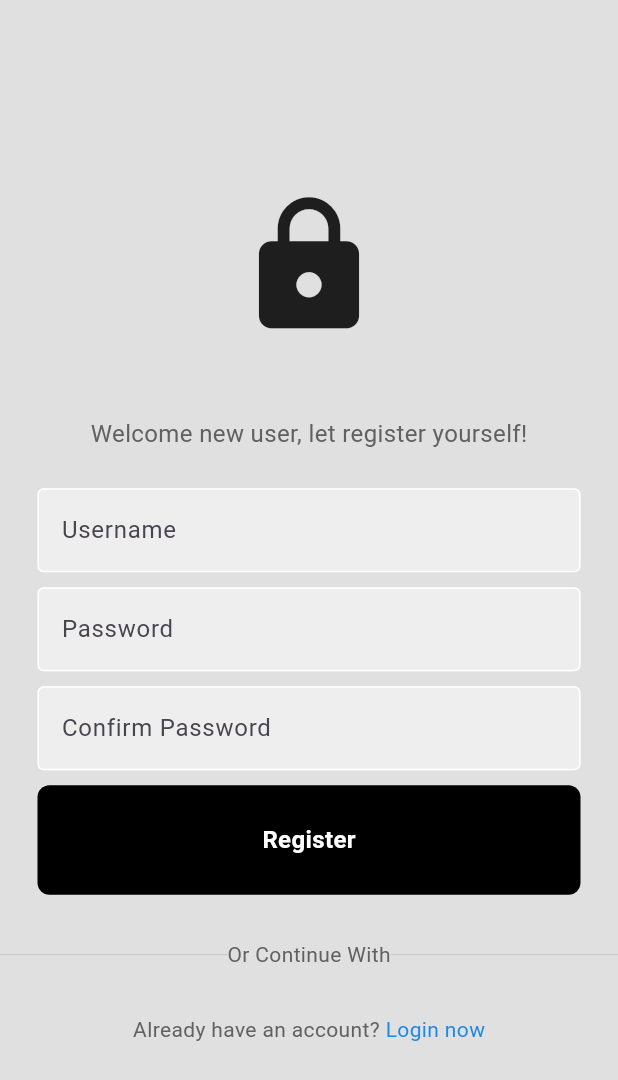
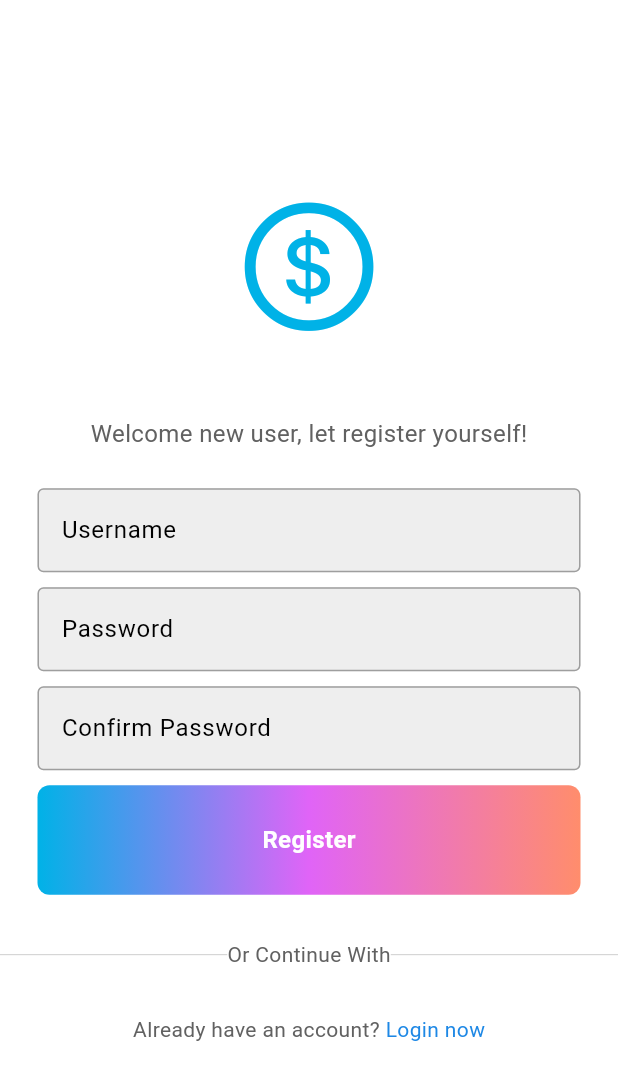
Before and after one commit to RavindraWiguna/FP_PPB_Kel6_2024, a Flutter app: the screen it shows after launch, after a tap on "Register now", on a phone screen of 412 x 824 dp. Shown: the top 1080 px of the screen. Run offline on Flutter 3.47's test engine with Material 3 defaults, Android fonts, the phone set to English and light mode, and no system bars; our stand-ins replace firebase_auth, firebase_core; accounts and stored records are empty; network calls fail.

Commit message:
Combine auth and the ui/theme for the reference, (basically after auth connect to reference home screen)

```diff
--- /dev/null
+++ b/lib/app.dart
@@ -0,0 +1,11 @@
+import 'package:flutter/material.dart';
+import 'package:fpppb2024/app_view.dart';
+
+class MyApp extends StatelessWidget {
+  const MyApp({super.key});
+
+  @override
+  Widget build(BuildContext context) {
+    return MyAppView();
+  }
+}
--- /dev/null
+++ b/lib/app_view.dart
@@ -0,0 +1,39 @@
+import 'package:flutter/material.dart';
+import 'package:fpppb2024/pages/auth_page.dart';
+import 'package:fpppb2024/screens/home/views/home_screen.dart';
+
+class MyAppView extends StatelessWidget {
+
+  MyAppView({
+    super.key
+  });
+
+  @override
+  Widget build(BuildContext context) {
+    return MaterialApp(
+      debugShowCheckedModeBanner: false,
+      title: 'Expense Tracer',
+      theme: ThemeData(
+        colorScheme: ColorScheme.light(
+          background: Colors.grey.shade100,
+          onBackground: Colors.black,
+          primary: const Color(0xFF00B2E7),
+          secondary: const Color(0xFFE064F7),
+          tertiary: const Color(0xFFFF8D6C),
+
+        )
+      ),
+      home: AuthPage(),
+    );
+  }
+}
+// appBar: AppBar(
+// actions: [
+// IconButton(
+// onPressed: signUserOut,
+// icon: Icon(Icons.logout),
+// )
+// ],
+// ),
+// body: Center(child: Text("LOGGED IN AS: " + user.email!),),
+// );
--- a/lib/components/my_button.dart
+++ b/lib/components/my_button.dart
@@ -18,7 +18,13 @@ class MyButton extends StatelessWidget {
         padding: EdgeInsets.all(25),
         margin: EdgeInsets.symmetric(horizontal: 25),
         decoration: BoxDecoration(
-          color: Colors.black,
+          gradient: LinearGradient(
+            colors: [
+              Theme.of(context).colorScheme.primary,
+              Theme.of(context).colorScheme.secondary,
+              Theme.of(context).colorScheme.tertiary,
+            ]
+          ),
           borderRadius: BorderRadius.circular(8)
         ),
         child: Center(
--- a/lib/components/my_textfield.dart
+++ b/lib/components/my_textfield.dart
@@ -23,11 +23,11 @@ class MyTextField extends StatelessWidget {
             hintText: hintText,
             enabledBorder: OutlineInputBorder(
                 borderSide: BorderSide(
-                    color: Colors.white
+                    color: Colors.grey
                 )
             ),
             focusedBorder: OutlineInputBorder(
-                borderSide: BorderSide(color: Colors.grey.shade400)
+                borderSide: BorderSide(color: Theme.of(context).colorScheme.primary)
             ),
             fillColor: Colors.grey.shade200,
             filled: true
--- a/lib/main.dart
+++ b/lib/main.dart
@@ -1,7 +1,6 @@
-import 'package:fpppb2024/pages/auth_page.dart';
-import 'package:fpppb2024/pages/login_page.dart';
 import 'package:flutter/material.dart';
 import 'package:firebase_core/firebase_core.dart';
+import 'package:fpppb2024/app.dart';
 import 'firebase_options.dart';
 
 void main() async {
@@ -11,15 +10,3 @@ void main() async {
   );
   runApp(const MyApp());
 }
-
-class MyApp extends StatelessWidget {
-  const MyApp({super.key});
-
-  @override
-  Widget build(BuildContext context) {
-    return MaterialApp(
-      debugShowCheckedModeBanner: false,
-      home: AuthPage(),
-    );
-  }
-}
--- /dev/null
+++ b/lib/pages/add_expense/foo.txt
@@ -0,0 +1 @@
+add folder
--- a/lib/pages/auth_page.dart
+++ b/lib/pages/auth_page.dart
@@ -1,8 +1,7 @@
-import 'package:fpppb2024/pages/home_page.dart';
 import 'package:fpppb2024/pages/login_or_register.dart';
-import 'package:fpppb2024/pages/login_page.dart';
 import 'package:firebase_auth/firebase_auth.dart';
 import 'package:flutter/material.dart';
+import 'package:fpppb2024/screens/home/views/home_screen.dart';
 
 // to help check if user is sign-in or not, if not redirect to login, if yes go to homepage
 class AuthPage extends StatelessWidget {
@@ -16,7 +15,8 @@ class AuthPage extends StatelessWidget {
         builder: (context, snapshot){
           // if user login
           if(snapshot.hasData){
-            return HomePage();
+            debugPrint('has data');
+            return HomeScreen();
           }else{
             // debugPrint(snapshot.hasData?'yes':'no');
             return LoginOrRegisterPage();
--- a/lib/pages/login_page.dart
+++ b/lib/pages/login_page.dart
@@ -82,7 +82,7 @@ class _LoginPageState extends State<LoginPage> {
   @override
   Widget build(BuildContext context) {
     return Scaffold(
-      backgroundColor: Colors.grey[300],
+      // backgroundColor: Colors.grey[300],
       body: SafeArea(
           child: Center(
               child: SingleChildScrollView(
@@ -90,8 +90,9 @@ class _LoginPageState extends State<LoginPage> {
                   children: [
                     // logo
                     Icon(
-                      Icons.lock,
+                      CupertinoIcons.money_dollar_circle,
                       size: 100,
+                      color: Theme.of(context).colorScheme.primary,
                     ),
 
                     const SizedBox(height: 50),
--- a/lib/pages/register_page.dart
+++ b/lib/pages/register_page.dart
@@ -73,7 +73,7 @@ class _RegisterPageState extends State<RegisterPage> {
   @override
   Widget build(BuildContext context) {
     return Scaffold(
-      backgroundColor: Colors.grey[300],
+      // backgroundColor: Colors.grey[300],
       body: SafeArea(
           child: Center(
               child: SingleChildScrollView(
@@ -81,8 +81,9 @@ class _RegisterPageState extends State<RegisterPage> {
                   children: [
                     // logo
                     Icon(
-                      Icons.lock,
+                      CupertinoIcons.money_dollar_circle,
                       size: 100,
+                      color: Theme.of(context).colorScheme.primary,
                     ),
 
                     const SizedBox(height: 50),
```
Also changed, not shown: lib/pages/home_page.dart (deleted, +0 -30 lines), lib/screens/home/views/home_screen.dart (added, +72 -0 lines), lib/data/data.dart (added), lib/pages/stats/chart.dart (added), lib/pages/stats/stats.dart (added).
